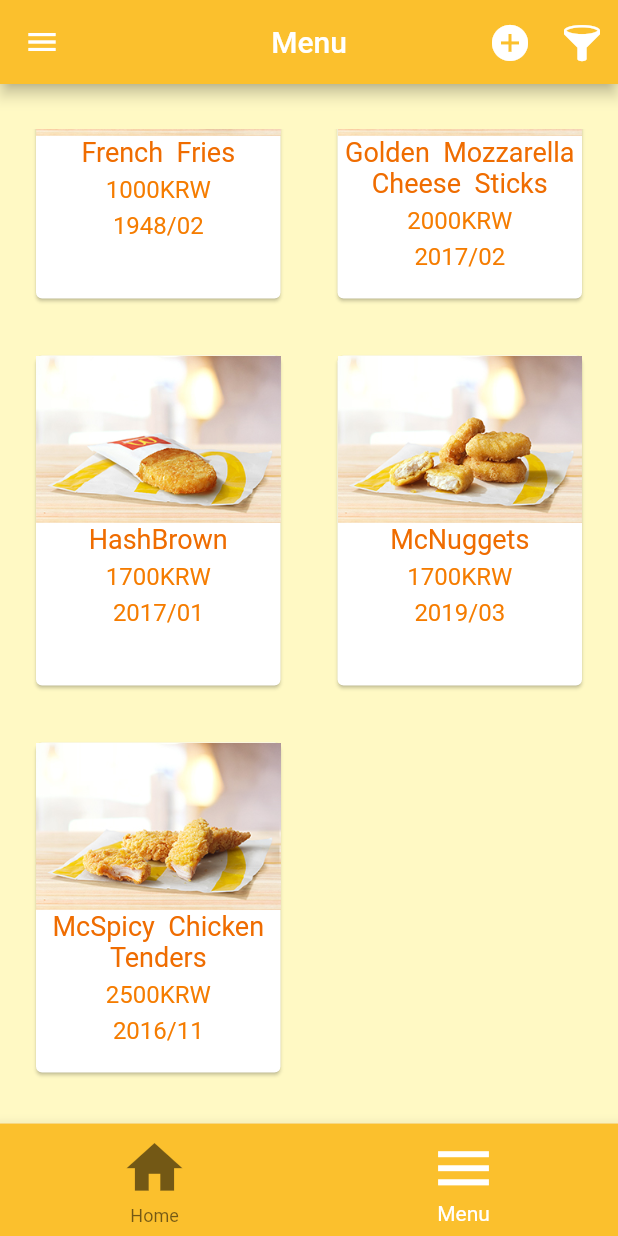
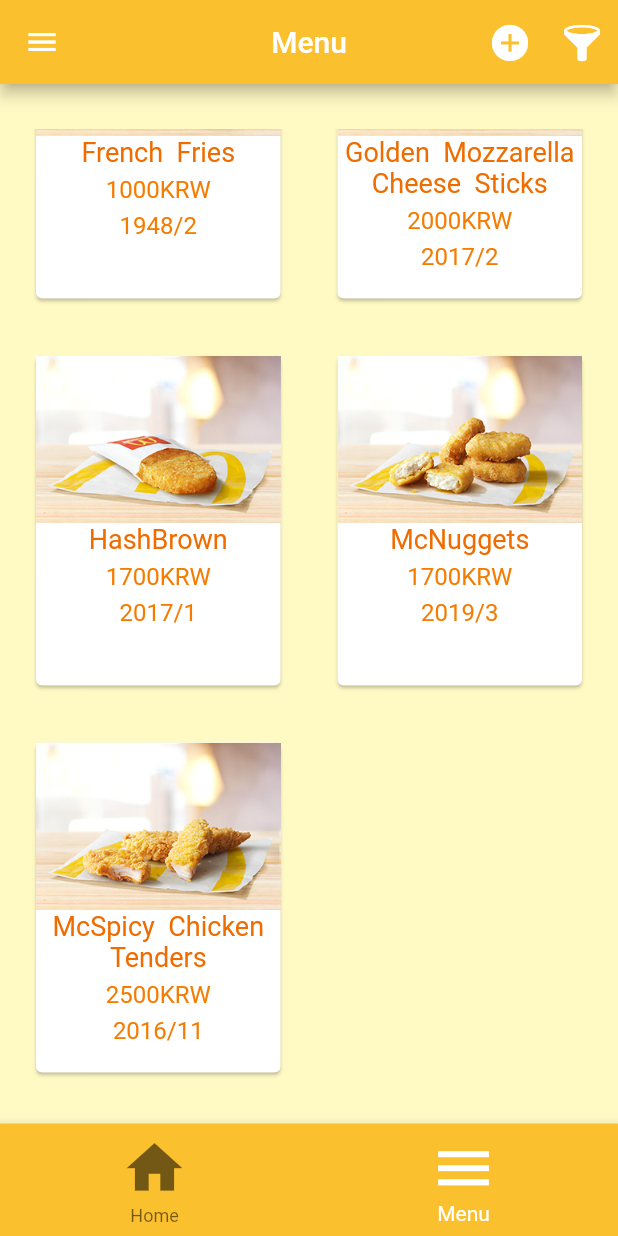
Before and after one commit to GeonwooVincentKim/Flutter-McDonalds-Project, a Flutter app: the screen it shows after launch, item 2 of the bottom bar chosen, scrolled down 2433 dp, on a phone screen of 412 x 824 dp. Run offline on Flutter 3.47's test engine with Material 2 defaults, Android fonts, the phone set to English and light mode, and no system bars; our stand-ins replace flutter_slidable; accounts and stored records are empty.

Commit message:
So dirty code..

```diff
--- a/lib/model/dummy/dummy_menu.dart
+++ b/lib/model/dummy/dummy_menu.dart
@@ -224,7 +224,7 @@ var DUMMY_MENU = [
     prices: 6000,
     type: 0,
     releaseYear: '2017',
-    releaseMonth: '01'
+    releaseMonth: '1'
   ),
 
   MenuModel(
@@ -234,7 +234,7 @@ var DUMMY_MENU = [
     prices: 5500,
     type: 0,
     releaseYear: '2013',
-    releaseMonth: '05'
+    releaseMonth: '5'
   ),
 
   MenuModel(
@@ -244,7 +244,7 @@ var DUMMY_MENU = [
     prices: 4500,
     type: 0,
     releaseYear: '1967',
-    releaseMonth: '03'
+    releaseMonth: '3'
   ),
 
   MenuModel(
@@ -264,7 +264,7 @@ var DUMMY_MENU = [
     prices: 3300,
     type: 0,
     releaseYear: '1980',
-    releaseMonth: '02'
+    releaseMonth: '2'
   ),
 
   MenuModel(
@@ -284,7 +284,7 @@ var DUMMY_MENU = [
     prices: 1500,
     type: 1,
     releaseYear: '1981',
-    releaseMonth: '03'
+    releaseMonth: '3'
   ),
 
   MenuModel(
@@ -294,7 +294,7 @@ var DUMMY_MENU = [
     prices: 2000,
     type: 1,
     releaseYear: '1981',
-    releaseMonth: '03'
+    releaseMonth: '3'
   ),
 
   MenuModel(
@@ -304,7 +304,7 @@ var DUMMY_MENU = [
     prices: 2000,
     type: 1,
     releaseYear: '1981',
-    releaseMonth: '03'
+    releaseMonth: '3'
   ),
 
   MenuModel(
@@ -314,7 +314,7 @@ var DUMMY_MENU = [
     prices: 2000,
     type: 1,
     releaseYear: '2020',
-    releaseMonth: '01'
+    releaseMonth: '1'
   ),
 
   MenuModel(
@@ -324,7 +324,7 @@ var DUMMY_MENU = [
     prices: 2000,
     type: 1,
     releaseYear: '2020',
-    releaseMonth: '01'
+    releaseMonth: '1'
   ),
 
   MenuModel(
@@ -344,7 +344,7 @@ var DUMMY_MENU = [
     prices: 3900,
     type: 2,
     releaseYear: '2014',
-    releaseMonth: '05',
+    releaseMonth: '5',
   ),
 
   MenuModel(
@@ -364,7 +364,7 @@ var DUMMY_MENU = [
     prices: 4800,
     type: 2,
     releaseYear: '2018',
-    releaseMonth: '03',
+    releaseMonth: '3',
   ),
 
   MenuModel(
@@ -384,7 +384,7 @@ var DUMMY_MENU = [
     prices: 2200,
     type: 2,
     releaseYear: '2015',
-    releaseMonth: '09',
+    releaseMonth: '9',
   ),
 
   MenuModel(
@@ -404,7 +404,7 @@ var DUMMY_MENU = [
     prices: 1000,
     type: 3,
     releaseYear: '1948',
-    releaseMonth: '02',
+    releaseMonth: '2',
   ),
 
   MenuModel(
@@ -414,7 +414,7 @@ var DUMMY_MENU = [
     prices: 2000,
     type: 3,
     releaseYear: '2017',
-    releaseMonth: '02',
+    releaseMonth: '2',
   ),
 
   MenuModel(
@@ -424,7 +424,7 @@ var DUMMY_MENU = [
     prices: 1700,
     type: 3,
     releaseYear: '2017',
-    releaseMonth: '01',
+    releaseMonth: '1',
   ),
 
   MenuModel(
@@ -434,7 +434,7 @@ var DUMMY_MENU = [
     prices: 1700,
     type: 3,
     releaseYear: '2019',
-    releaseMonth: '03',
+    releaseMonth: '3',
   ),
 
   MenuModel(
--- a/lib/shared/helpers/functions.dart
+++ b/lib/shared/helpers/functions.dart
@@ -10,8 +10,8 @@ String getRandomString(int length) => String.fromCharCodes(Iterable.generate(len
 
 DateTime getDateTimeFromString(String date) {
   if(date.contains('/')) {
-    final String stringDate = date.replaceAll('/', '-');
-    return DateTime.parse(stringDate);
+    // final String stringDate = date.replaceAll('/', '-');
+    // return DateTime.parse(stringDate);
   } else {
     final DateTime today = DateTime.now();
     // return DateTime.parse('$today.month');
@@ -21,6 +21,16 @@ DateTime getDateTimeFromString(String date) {
     // return DateTime.parse("$date/${today.month}");
     return DateTime(int.parse(date));
     // return DateTime.parse(today.year.toString());
+  }
+}
+
+DateTime getDateTimeMonthString(String dateMonth){
+  if(dateMonth.contains('/')){
+    final String stringMonth = dateMonth.replaceAll('/', '-');
+    return DateTime.parse(stringMonth);
+  } else {
+    final DateTime today = DateTime.now();
+    return DateTime(int.parse(dateMonth) + today.month);
   }
 }
 
@@ -53,12 +63,15 @@ DateTime getDateTimeNoDashString(String date){
 // }
 
 bool checkFilter(MenuModel menu, Map<String, dynamic> newFilter){
-  final DateTime releaseYear = menu.releaseYear != '' ? getDateTimeFromString(menu.releaseYear) : null;
-  final DateTime releaseMonth = menu.releaseMonth != '' ? getDateTimeFromString(menu.releaseMonth) : null;
-  if((newFilter['releaseYearText'] == null || newFilter['releaseYearText'] == releaseYear.year.toString()) &&
-  newFilter['releaseMonthText'] == null || newFilter['releaseMonthText'] == releaseMonth.month.toString()){
-    print(releaseYear.year);
-    print(releaseMonth.month);
+  // final DateTime releaseYear = menu.releaseYear != '' ? getDateTimeFromString(menu.releaseYear) : null;
+  // final DateTime releaseMonth = menu.releaseMonth != '' ? getDateTimeFromString(menu.releaseMonth) : null;
+  final String releaseYear = menu.releaseYear != '' ? menu.releaseYear : null;
+  final String releaseMonth = menu.releaseMonth != '' ? menu.releaseMonth : null;
+  if((newFilter['releaseYearText'] == null || newFilter['releaseYearText'] == releaseYear.toString()) &&
+  newFilter['releaseMonthText'] == null || newFilter['releaseMonthText'] == releaseMonth.toString()){
+    // print(releaseYear.year);
+    print(releaseYear);
+    print(releaseMonth);
     return true;
   }
   return false;
```
Also changed, not shown: lib/screens/create-edit-user/filter.dart (+11 -7 lines).
